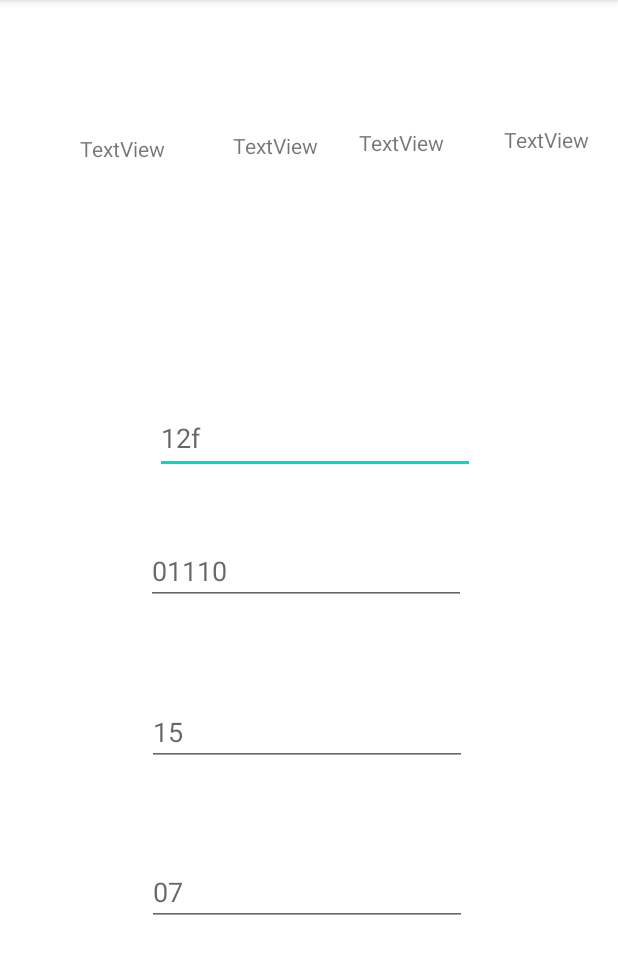
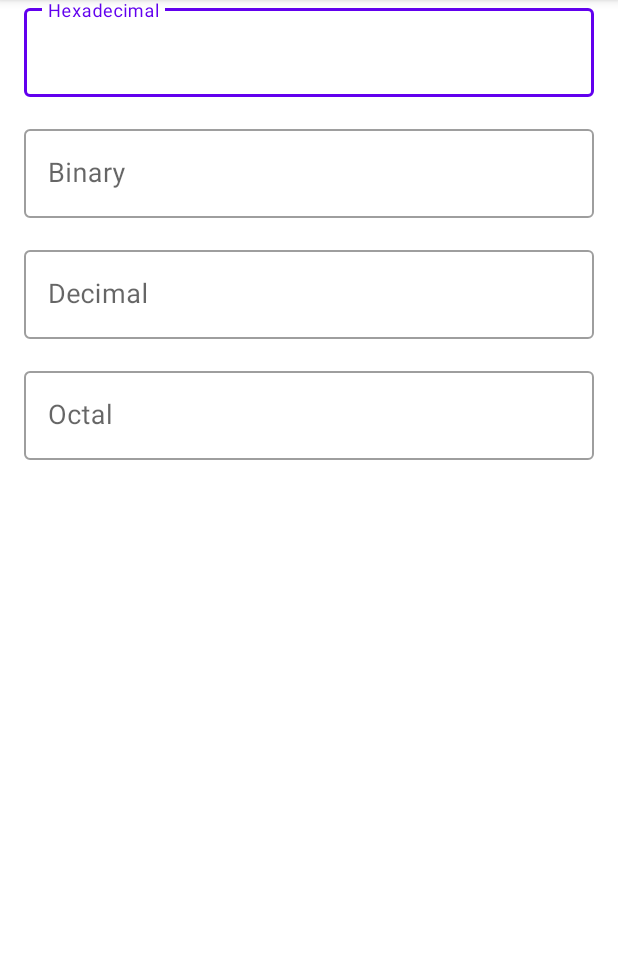
Before and after one commit to YRRAAMM/Binary-hexa-caculator, an Android app: the screen it shows after launch (MainActivity), on a phone screen of 412 x 824 dp, the part 84-1058 px from its top. Run offline under Robolectric (Android 15) with nearby library versions, the phone set to English and light mode, and no system bars.

Commit message:
working but the error message in the wrong edit text view

```diff
--- a/app/src/main/java/com/example/numberconversioncalculator/Converter.kt
+++ b/app/src/main/java/com/example/numberconversioncalculator/Converter.kt
@@ -4,9 +4,21 @@ package com.example.numberconversioncalculator
 class Converter() {
 
     fun getNumber(from: Type, to: Type, number: String): String {
-        if (number.isEmpty() || !number.matches("[0-9A-Fa-f]+".toRegex())){
-            return ";)"
+        if (number.isEmpty()) {
+            return ""
         }
+
+        val regex = when (from) {
+            Type.BIN -> "[01]+".toRegex()
+            Type.OCT -> "[0-7]+".toRegex()
+            Type.HEX -> "[0-9A-Fa-f]+".toRegex()
+            else -> "\\d+".toRegex()
+        }
+
+        if (!number.matches(regex)) {
+            throw IllegalArgumentException("Invalid input")
+        }
+
         val x: String = when (from) {
             Type.DEC -> Dec(to, number.toInt())
             Type.BIN -> Bin(to, number)
@@ -38,10 +50,11 @@ class Converter() {
                 }
             }
         }
-        return ";)"
+        return ""
     }
 
     fun Hex(to: Type, hexNumber: String): String {
+        if (hexNumber.matches("[0-9A-Fa-f]+".toRegex())) {
             val dec = Integer.parseInt(hexNumber, 16)
 
             return when (to) {
@@ -51,8 +64,11 @@ class Converter() {
                 else -> { hexNumber}
             }
         }
+       return ""
+    }
 
     fun Bin(to: Type, binNumber: String): String {
+        if ( binNumber.matches("[01]+".toRegex())) {
             val dec = Integer.parseInt(binNumber, 2)
 
             return when (to) {
@@ -62,4 +78,6 @@ class Converter() {
                 else -> { binNumber }
             }
         }
+        return ""
     }
+}
--- a/app/src/main/java/com/example/numberconversioncalculator/MainActivity.kt
+++ b/app/src/main/java/com/example/numberconversioncalculator/MainActivity.kt
@@ -1,12 +1,11 @@
 package com.example.numberconversioncalculator
 
-import android.annotation.SuppressLint
+
 import androidx.appcompat.app.AppCompatActivity
 import android.os.Bundle
 import android.text.Editable
 import android.text.TextWatcher
 import android.widget.EditText
-import android.widget.TextView
 
 class MainActivity : AppCompatActivity() {
 
@@ -16,7 +15,8 @@ class MainActivity : AppCompatActivity() {
     private lateinit var editTextOct: EditText
     private lateinit var outputeditTV: List<EditText>
 
-    @SuppressLint("MissingInflatedId", "CutPasteId")
+    private var ignoreChanges = false
+
     override fun onCreate(savedInstanceState: Bundle?) {
         super.onCreate(savedInstanceState)
         setContentView(R.layout.activity_main)
@@ -27,52 +27,51 @@ class MainActivity : AppCompatActivity() {
         editTextOct = findViewById(R.id.editTextOct)
 
         outputeditTV = listOf(
-            findViewById(R.id.editTextHex),
-            findViewById(R.id.editTextBin),
-            findViewById(R.id.editTextDec),
-            findViewById(R.id.editTextOct)
+            editTextHex,
+            editTextBin,
+            editTextDec,
+            editTextOct
         )
 
-        on_change(editTextHex, outputeditTV, Type.HEX)
-        on_change(editTextBin, outputeditTV, Type.BIN)
-        on_change(editTextDec, outputeditTV, Type.DEC)
-        on_change(editTextOct, outputeditTV, Type.OCT)
-
-
+        setupTextWatchers()
     }
 
-    fun on_change(editText: EditText, outputText: List<EditText>, type: Type) {
+    private fun setupTextWatchers() {
+        for (i in outputeditTV.indices) {
+            val editText = outputeditTV[i]
+            val type = Type.values()[i]
+
             editText.addTextChangedListener(object : TextWatcher {
                 override fun beforeTextChanged(s: CharSequence?, start: Int, count: Int, after: Int) {}
 
                 override fun onTextChanged(s: CharSequence?, start: Int, before: Int, count: Int) {}
 
                 override fun afterTextChanged(s: Editable?) {
+                    if (ignoreChanges) return
+
                     val input = s.toString()
+                    val converter = Converter()
 
-                val converter = Converter()
-                val decOutput = converter.getNumber(type, Type.DEC, input)
-                outputText[0].setText(decOutput)
+                    ignoreChanges = true
 
-                val binOutput = converter.getNumber(type, Type.BIN, input)
-                outputText[1].setText(binOutput)
+                    for (j in outputeditTV.indices) {
+                        if (i == j) continue
 
-                val hexOutput = converter.getNumber(type, Type.HEX, input)
-                outputText[2].setText(hexOutput)
+                        val outputEditText = outputeditTV[j]
+                        val outputType = Type.values()[j]
 
-                val octOutput = converter.getNumber(type, Type.OCT, input)
-                outputText[3].setText(octOutput)
+                        try {
+                            val output = converter.getNumber(type, outputType, input)
+                            outputEditText.setText(output)
+                            outputEditText.error = null
+                        } catch (e: IllegalArgumentException) {
+                            outputEditText.error = e.message
+                        }
+                    }
+
+                    ignoreChanges = false
                 }
             })
         }
-
-    private fun getInputType(input: String): Type {
-        return when {
-            input.matches("[01]+".toRegex()) -> Type.BIN
-            input.matches("[0-7]+".toRegex()) -> Type.OCT
-//            input.matches("[0-9]+".toRegex()) -> Type.DEC
-            input.matches("[0-9A-Fa-f]+".toRegex()) -> Type.HEX
-            else -> Type.DEC
     }
 }
-}
--- a/app/src/main/java/com/example/numberconversioncalculator/Type.kt
+++ b/app/src/main/java/com/example/numberconversioncalculator/Type.kt
@@ -1,5 +1,5 @@
 package com.example.numberconversioncalculator
 
 enum class Type {
-    DEC, BIN, OCT, HEX,
+    HEX, BIN, DEC,  OCT,
 }
--- a/app/src/main/res/layout/activity_main.xml
+++ b/app/src/main/res/layout/activity_main.xml
@@ -7,103 +7,98 @@
     tools:context=".MainActivity">
 
 
-    <TextView
-        android:id="@+id/output1"
-        android:layout_width="wrap_content"
+    <!-- Hexadecimal input -->
+    <com.google.android.material.textfield.TextInputLayout
+        android:id="@+id/hexInputLayout"
+        style="@style/Widget.MaterialComponents.TextInputLayout.OutlinedBox"
+        android:layout_width="match_parent"
         android:layout_height="wrap_content"
-        android:layout_marginStart="53dp"
-        android:layout_marginTop="89dp"
-        android:text="TextView"
-        app:layout_constraintStart_toStartOf="parent"
-        app:layout_constraintTop_toTopOf="parent" />
-
-    <TextView
-        android:id="@+id/output2"
-        android:layout_width="wrap_content"
-        android:layout_height="wrap_content"
-        android:layout_marginStart="45dp"
-        android:layout_marginTop="87dp"
-        android:text="TextView"
-        app:layout_constraintStart_toEndOf="@+id/output1"
-        app:layout_constraintTop_toTopOf="parent" />
-
-    <TextView
-        android:id="@+id/output3"
-        android:layout_width="wrap_content"
-        android:layout_height="wrap_content"
-        android:layout_marginStart="27dp"
-        android:layout_marginTop="85dp"
-        android:text="TextView"
-        app:layout_constraintStart_toEndOf="@+id/output2"
-        app:layout_constraintTop_toTopOf="parent" />
-
-    <TextView
-        android:id="@+id/output4"
-        android:layout_width="wrap_content"
-        android:layout_height="wrap_content"
-        android:layout_marginStart="37dp"
-        android:layout_marginTop="83dp"
-        android:layout_marginEnd="17dp"
-        android:text="TextView"
-        app:layout_constraintEnd_toEndOf="parent"
-        app:layout_constraintStart_toEndOf="@+id/output3"
-        app:layout_constraintTop_toTopOf="parent" />
-
-    <EditText
-        android:id="@+id/editTextHex"
-        android:layout_width="wrap_content"
-        android:layout_height="wrap_content"
-        android:layout_marginStart="103dp"
-        android:layout_marginEnd="98dp"
-        android:layout_marginBottom="452dp"
-        android:ems="10"
-        android:hint="12f"
-        android:inputType="textPersonName"
-        android:minHeight="48dp"
-        app:layout_constraintBottom_toBottomOf="parent"
-        app:layout_constraintEnd_toEndOf="parent"
-        app:layout_constraintHorizontal_bias="0.0"
-        app:layout_constraintStart_toStartOf="parent" />
-
-    <EditText
-        android:id="@+id/editTextBin"
-        android:layout_width="wrap_content"
-        android:layout_height="wrap_content"
-        android:layout_marginStart="99dp"
-        android:layout_marginTop="42dp"
-        android:layout_marginEnd="103dp"
-        android:ems="10"
-        android:hint="01110"
-        android:inputType="number"
+        android:layout_marginStart="16dp"
+        android:layout_marginEnd="16dp"
+        android:hint="Hexadecimal"
         app:layout_constraintEnd_toEndOf="parent"
         app:layout_constraintStart_toStartOf="parent"
-        app:layout_constraintTop_toBottomOf="@+id/editTextHex" />
+        app:layout_constraintTop_toTopOf="parent">
 
-    <EditText
-        android:id="@+id/editTextDec"
-        android:layout_width="wrap_content"
+        <com.google.android.material.textfield.TextInputEditText
+            android:id="@+id/editTextHex"
+            android:layout_width="match_parent"
+            android:layout_height="wrap_content"
+            android:inputType="textCapCharacters"
+            android:maxLength="8"
+            android:textSize="18sp" />
+
+    </com.google.android.material.textfield.TextInputLayout>
+
+    <!-- Binary input -->
+    <com.google.android.material.textfield.TextInputLayout
+        android:id="@+id/binInputLayout"
+        style="@style/Widget.MaterialComponents.TextInputLayout.OutlinedBox"
+        android:layout_width="match_parent"
         android:layout_height="wrap_content"
-        android:layout_marginStart="99dp"
-        android:layout_marginTop="62dp"
-        android:layout_marginEnd="102dp"
-        android:ems="10"
-        android:hint="15"
-        android:inputType="number"
+        android:layout_marginStart="16dp"
+        android:layout_marginTop="16dp"
+        android:layout_marginEnd="16dp"
+        android:hint="Binary"
         app:layout_constraintEnd_toEndOf="parent"
         app:layout_constraintStart_toStartOf="parent"
-        app:layout_constraintTop_toBottomOf="@+id/editTextBin" />
+        app:layout_constraintTop_toBottomOf="@+id/hexInputLayout">
 
-    <EditText
-        android:id="@+id/editTextOct"
-        android:layout_width="wrap_content"
+        <com.google.android.material.textfield.TextInputEditText
+            android:id="@+id/editTextBin"
+            android:layout_width="match_parent"
+            android:layout_height="wrap_content"
+            android:inputType="number"
+            android:maxLength="32"
+            android:textSize="18sp" />
+
+    </com.google.android.material.textfield.TextInputLayout>
+
+    <!-- Decimal input -->
+    <com.google.android.material.textfield.TextInputLayout
+        android:id="@+id/decInputLayout"
+        style="@style/Widget.MaterialComponents.TextInputLayout.OutlinedBox"
+        android:layout_width="match_parent"
         android:layout_height="wrap_content"
-        android:layout_marginStart="99dp"
-        android:layout_marginTop="61dp"
-        android:layout_marginEnd="102dp"
-        android:ems="10"
-        android:hint="07"
-        android:inputType="number"
+        android:layout_marginStart="16dp"
+        android:layout_marginTop="16dp"
+        android:layout_marginEnd="16dp"
+        android:hint="Decimal"
         app:layout_constraintEnd_toEndOf="parent"
         app:layout_constraintStart_toStartOf="parent"
-        app:layout_constraintTop_toBottomOf="@+id/editTextDec" />
+        app:layout_constraintTop_toBottomOf="@+id/binInputLayout">
+
+        <com.google.android.material.textfield.TextInputEditText
+            android:id="@+id/editTextDec"
+            android:layout_width="match_parent"
+            android:layout_height="wrap_content"
+            android:inputType="numberSigned"
+            android:textSize="18sp" />
+
+    </com.google.android.material.textfield.TextInputLayout>
+
+    <!-- Octal input -->
+    <com.google.android.material.textfield.TextInputLayout
+        android:id="@+id/octInputLayout"
+        style="@style/Widget.MaterialComponents.TextInputLayout.OutlinedBox"
+        android:layout_width="match_parent"
+        android:layout_height="wrap_content"
+        android:layout_marginStart="16dp"
+        android:layout_marginTop="16dp"
+        android:layout_marginEnd="16dp"
+        android:hint="Octal"
+        app:layout_constraintEnd_toEndOf="parent"
+        app:layout_constraintStart_toStartOf="parent"
+        app:layout_constraintTop_toBottomOf="@+id/decInputLayout">
+
+        <com.google.android.material.textfield.TextInputEditText
+            android:id="@+id/editTextOct"
+            android:layout_width="match_parent"
+            android:layout_height="wrap_content"
+            android:inputType="numberSigned"
+            android:maxLength="11"
+            android:textSize="18sp" />
+
+    </com.google.android.material.textfield.TextInputLayout>
+
 </androidx.constraintlayout.widget.ConstraintLayout>
```
Lines whose indentation alone changed are shown as unchanged.
